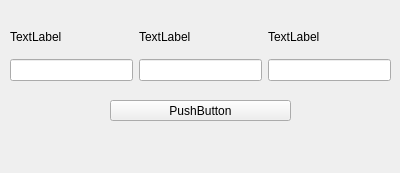
Qt form addword.ui (kn0wleadge/dictionary) before a commit.
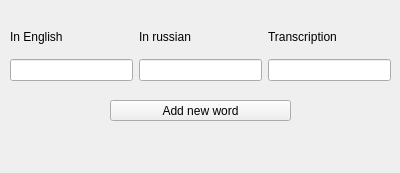
The same form after that commit.

Commit message: created table form after clicking the button

Patch:
```diff
--- a/addword.ui
+++ b/addword.ui
@@ -23,10 +23,10 @@
     </rect>
    </property>
    <property name="text">
-    <string>PushButton</string>
+    <string>Add new word</string>
    </property>
   </widget>
-  <widget class="QWidget" name="">
+  <widget class="QWidget" name="layoutWidget">
    <property name="geometry">
     <rect>
      <x>10</x>
@@ -41,21 +41,27 @@
       <item>
        <widget class="QLabel" name="label_3">
         <property name="text">
-         <string>TextLabel</string>
+         <string>In English</string>
         </property>
        </widget>
       </item>
       <item>
        <widget class="QLabel" name="label">
         <property name="text">
-         <string>TextLabel</string>
+         <string>In russian</string>
         </property>
        </widget>
       </item>
       <item>
        <widget class="QLabel" name="label_2">
+        <property name="sizePolicy">
+         <sizepolicy hsizetype="Preferred" vsizetype="Preferred">
+          <horstretch>0</horstretch>
+          <verstretch>0</verstretch>
+         </sizepolicy>
+        </property>
         <property name="text">
-         <string>TextLabel</string>
+         <string>Transcription</string>
         </property>
        </widget>
       </item>
```
Left out of the diff: 2 changed lines with no effect on the pictures. The commit also changes 9 other files.
